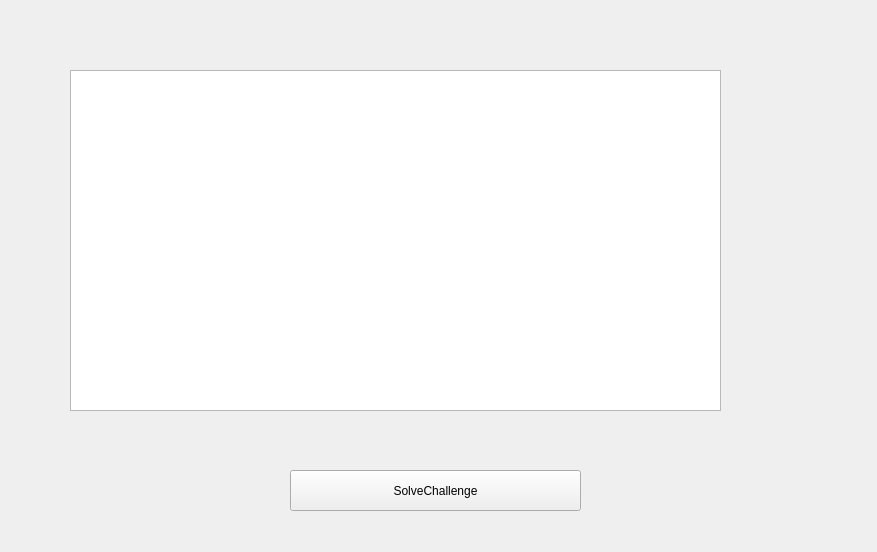
First picture: the form in userdashboard.ui, repository IbrahimAhmad20/Competria, before the edit.
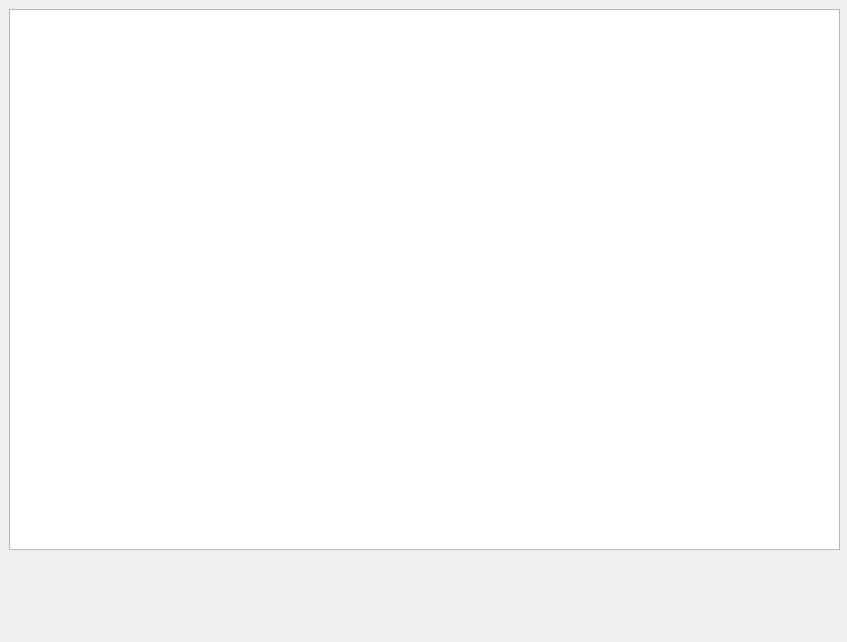
Second picture: the form after the edit. Icons and pictures are not drawn.

Patch:
```diff
--- a/userdashboard.ui
+++ b/userdashboard.ui
@@ -9,37 +9,65 @@
    <rect>
     <x>0</x>
     <y>0</y>
-    <width>877</width>
-    <height>552</height>
+    <width>847</width>
+    <height>642</height>
    </rect>
   </property>
+  <property name="sizePolicy">
+   <sizepolicy hsizetype="Expanding" vsizetype="Expanding">
+    <horstretch>0</horstretch>
+    <verstretch>0</verstretch>
+   </sizepolicy>
+  </property>
   <property name="windowTitle">
    <string>User Dashboard</string>
   </property>
   <property name="styleSheet">
    <string notr="true">background-image : url(&quot;:/new/prefix1/src/black-texture.jpg&quot;);</string>
   </property>
+  <widget class="QTableWidget" name="problemTable">
+   <property name="geometry">
+    <rect>
+     <x>9</x>
+     <y>9</y>
+     <width>831</width>
+     <height>541</height>
+    </rect>
+   </property>
+  </widget>
   <widget class="QPushButton" name="SolveChallenge">
    <property name="geometry">
     <rect>
-     <x>290</x>
-     <y>470</y>
-     <width>291</width>
-     <height>41</height>
+     <x>340</x>
+     <y>560</y>
+     <width>206</width>
+     <height>47</height>
     </rect>
    </property>
+   <property name="sizePolicy">
+    <sizepolicy hsizetype="Fixed" vsizetype="Fixed">
+     <horstretch>0</horstretch>
+     <verstretch>0</verstretch>
+    </sizepolicy>
+   </property>
+   <property name="minimumSize">
+    <size>
+     <width>206</width>
+     <height>47</height>
+    </size>
+   </property>
+   <property name="maximumSize">
+    <size>
+     <width>206</width>
+     <height>47</height>
+    </size>
+   </property>
+   <property name="styleSheet">
+    <string notr="true">background-image: url(:/new/prefix1/src/SolveChallengeButton.png);
+border-radius : 15px ;</string>
+   </property>
    <property name="text">
-    <string>SolveChallenge</string>
-   </property>
-  </widget>
-  <widget class="QTableWidget" name="problemTable">
-   <property name="geometry">
-    <rect>
-     <x>70</x>
-     <y>70</y>
-     <width>651</width>
-     <height>341</height>
-    </rect>
+    <string/>
    </property>
   </widget>
  </widget>
```
Left out of the diff: 2 changed lines with no effect on the pictures.
